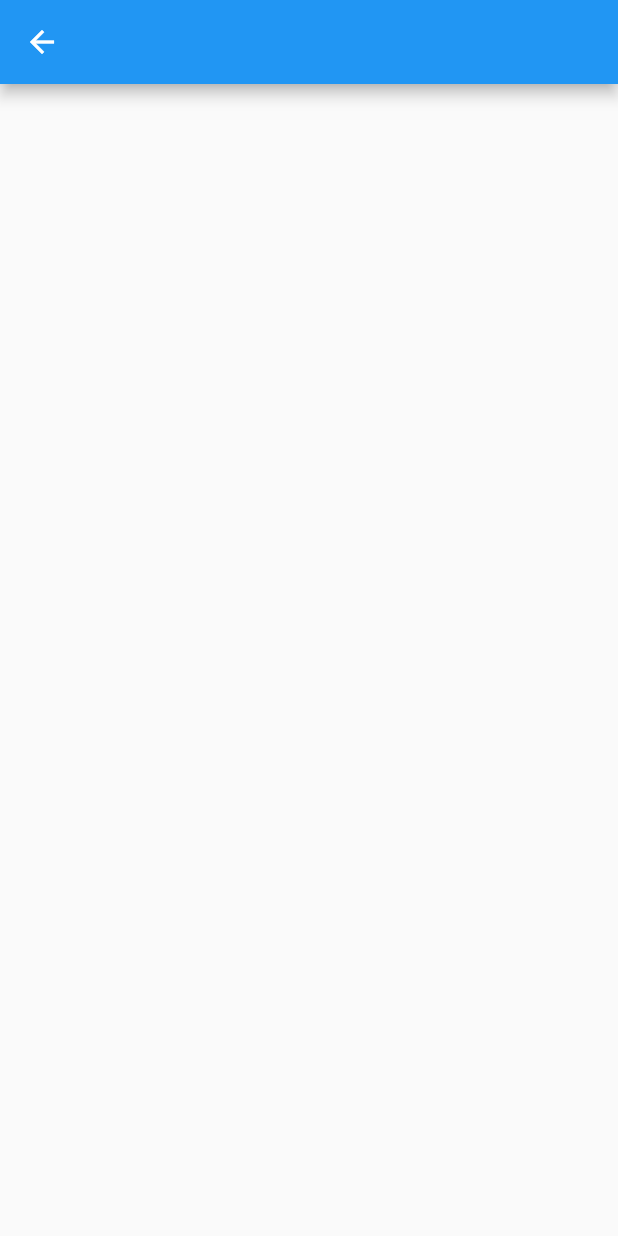
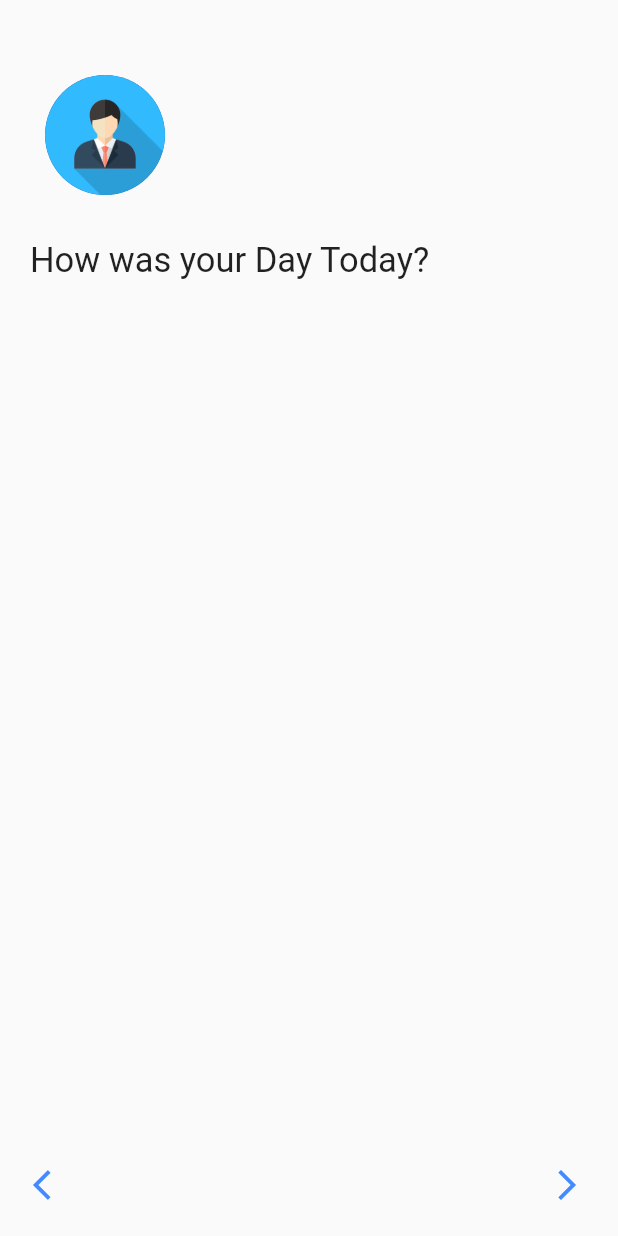
Before and after one commit to Blocship/star_book, a Flutter app: the MoodScreen screen opened directly, on a phone screen of 412 x 824 dp. Run offline on Flutter 3.47's test engine with Material 2 defaults, Android fonts, the phone set to English and light mode, and no system bars; our stand-ins replace flutter_swiper, font_awesome_flutter.

Commit message:
Created mood screen UI and added working functionality

```diff
--- a/lib/Screens/mood_screen.dart
+++ b/lib/Screens/mood_screen.dart
@@ -9,15 +9,62 @@ class _MoodScreenState extends State<MoodScreen> {
   @override
   Widget build(BuildContext context) {
     return Scaffold(
-      appBar: AppBar(
-        leading: IconButton(
-          onPressed: () {
-            Navigator.pop(context);
-          },
-          icon: Icon(Icons.arrow_back),
+      body: Container(
+        height: double.infinity,
+        width: double.infinity,
+        child: Stack(
+          fit: StackFit.loose,
+          children: [
+            Container(
+              padding: EdgeInsets.symmetric(vertical: 50, horizontal: 30),
+              child: Hero(
+                tag: 'UserIcon',
+                child: CircleAvatar(
+                  radius: 40,
+                  backgroundImage: AssetImage('images/user.png'),
+                ),
+              ),
+            ),
+            Positioned(
+              child: Align(
+                alignment: Alignment.topLeft,
+                child: Text(
+                  "How was your Day Today?",
+                  style: TextStyle(fontSize: 23),
+                ),
+              ),
+              top: 160,
+              left: 20,
+            ),
+            Align(
+              alignment: Alignment.bottomCenter,
+              child: Container(
+                padding: EdgeInsets.symmetric(
+                  vertical: 10,
+                  horizontal: 10,
+                ),
+                child: Row(
+                  mainAxisAlignment: MainAxisAlignment.spaceBetween,
+                  children: [
+                    IconButton(
+                      icon: Icon(Icons.arrow_back_ios),
+                      onPressed: () {
+                        Navigator.pop(context);
+                      },
+                      color: Colors.blueAccent,
+                    ),
+                    IconButton(
+                      icon: Icon(Icons.arrow_forward_ios),
+                      onPressed: () {},
+                      color: Colors.blueAccent,
+                    )
+                  ],
+                ),
+              ),
+            )
+          ],
         ),
       ),
-      body: Container(),
     );
   }
 }
```
